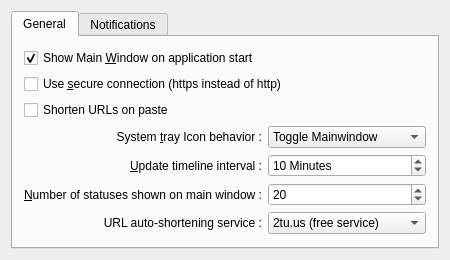
Qt form src/prefs_base.ui (KDE/choqok) before a commit.
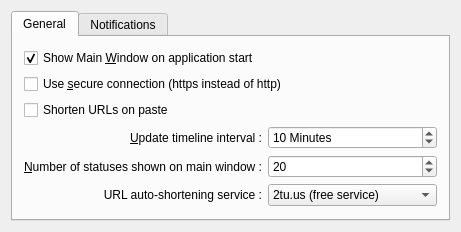
The same form after that commit. Custom widgets are drawn as their Qt base class.

Commit message: SysTrayIcon changed to be like other KDE apps (initialized on Mainwindow ...) Configure choqoK action added to sysTrayIcon context menu.

What changed in the file:
```diff
--- a/src/prefs_base.ui
+++ b/src/prefs_base.ui
@@ -5,8 +5,8 @@
    <rect>
     <x>0</x>
     <y>0</y>
-    <width>450</width>
-    <height>260</height>
+    <width>461</width>
+    <height>232</height>
    </rect>
   </property>
   <layout class="QGridLayout" name="gridLayout_3" >
@@ -59,48 +59,6 @@
          <item>
           <layout class="QGridLayout" name="gridLayout_2" >
            <item row="0" column="0" >
-            <widget class="QLabel" name="label_2" >
-             <property name="toolTip" >
-              <string>Set behavior of system tray icon clicking option</string>
-             </property>
-             <property name="text" >
-              <string>System &amp;tray Icon behavior :</string>
-             </property>
-             <property name="alignment" >
-              <set>Qt::AlignRight|Qt::AlignTrailing|Qt::AlignVCenter</set>
-             </property>
-             <property name="buddy" >
-              <cstring>kcfg_systrayTriggerType</cstring>
-             </property>
-            </widget>
-           </item>
-           <item row="0" column="1" >
-            <widget class="KComboBox" name="kcfg_systrayTriggerType" >
-             <property name="sizePolicy" >
-              <sizepolicy vsizetype="Fixed" hsizetype="MinimumExpanding" >
-               <horstretch>0</horstretch>
-               <verstretch>0</verstretch>
-              </sizepolicy>
-             </property>
-             <property name="toolTip" >
-              <string>Set behavior of system tray icon clicking option</string>
-             </property>
-             <property name="sizeAdjustPolicy" >
-              <enum>QComboBox::AdjustToMinimumContentsLength</enum>
-             </property>
-             <item>
-              <property name="text" >
-               <string>Toggle Mainwindow</string>
-              </property>
-             </item>
-             <item>
-              <property name="text" >
-               <string>Quick Twitting</string>
-              </property>
-             </item>
-            </widget>
-           </item>
-           <item row="1" column="0" >
             <widget class="QLabel" name="label" >
              <property name="text" >
               <string>&amp;Update timeline interval :</string>
@@ -113,7 +71,7 @@
              </property>
             </widget>
            </item>
-           <item row="1" column="1" >
+           <item row="0" column="1" >
             <widget class="KIntSpinBox" name="kcfg_updateInterval" >
              <property name="specialValueText" >
               <string>Disabled</string>
@@ -129,7 +87,7 @@
              </property>
             </widget>
            </item>
-           <item row="2" column="1" >
+           <item row="1" column="1" >
             <widget class="KIntSpinBox" name="kcfg_countOfStatusesOnMain" >
              <property name="minimum" >
               <number>1</number>
@@ -142,7 +100,7 @@
              </property>
             </widget>
            </item>
-           <item row="3" column="0" >
+           <item row="2" column="0" >
             <widget class="QLabel" name="label_6" >
              <property name="text" >
               <string>URL auto-shortening service :</string>
@@ -152,7 +110,7 @@
              </property>
             </widget>
            </item>
-           <item row="3" column="1" >
+           <item row="2" column="1" >
             <widget class="KComboBox" name="kcfg_shortenService" >
              <property name="sizePolicy" >
               <sizepolicy vsizetype="Fixed" hsizetype="MinimumExpanding" >
@@ -180,7 +138,7 @@
              </item>
             </widget>
            </item>
-           <item row="2" column="0" >
+           <item row="1" column="0" >
             <widget class="QLabel" name="label_5" >
              <property name="sizePolicy" >
               <sizepolicy vsizetype="Preferred" hsizetype="MinimumExpanding" >
```
Left out of the diff: 1 changed line with no effect on the pictures. The commit also changes 9 other files.
